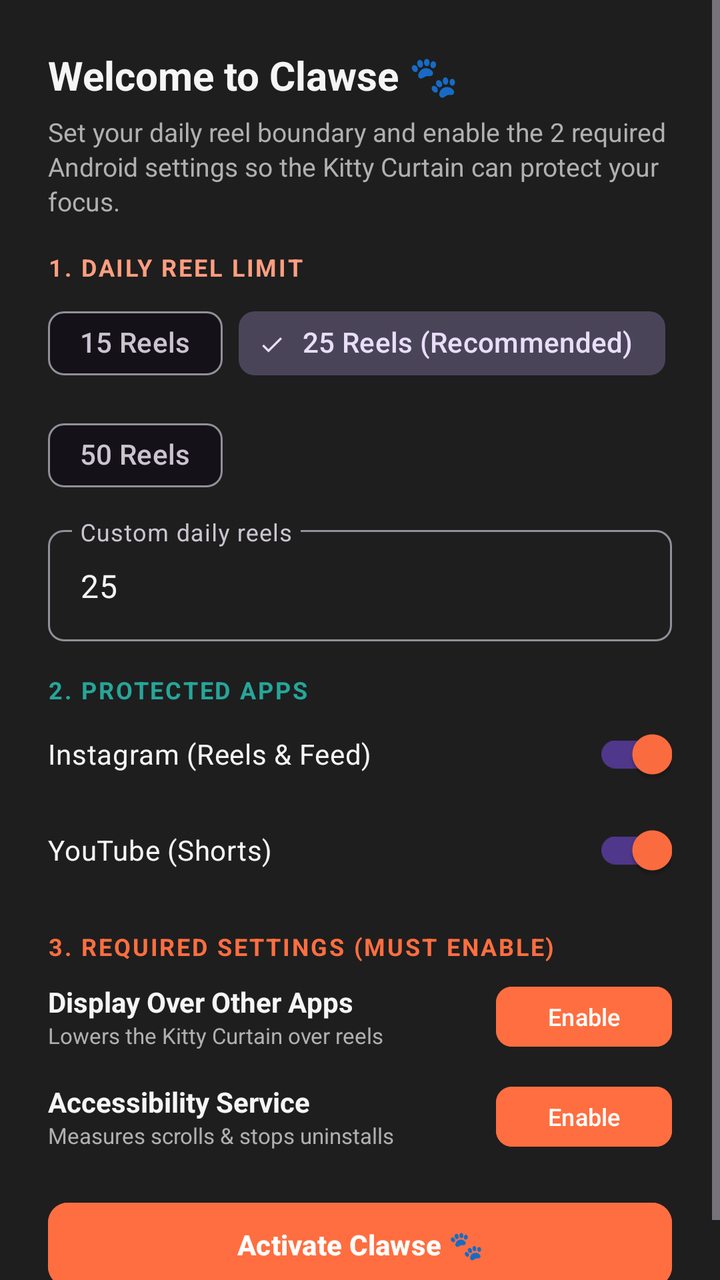
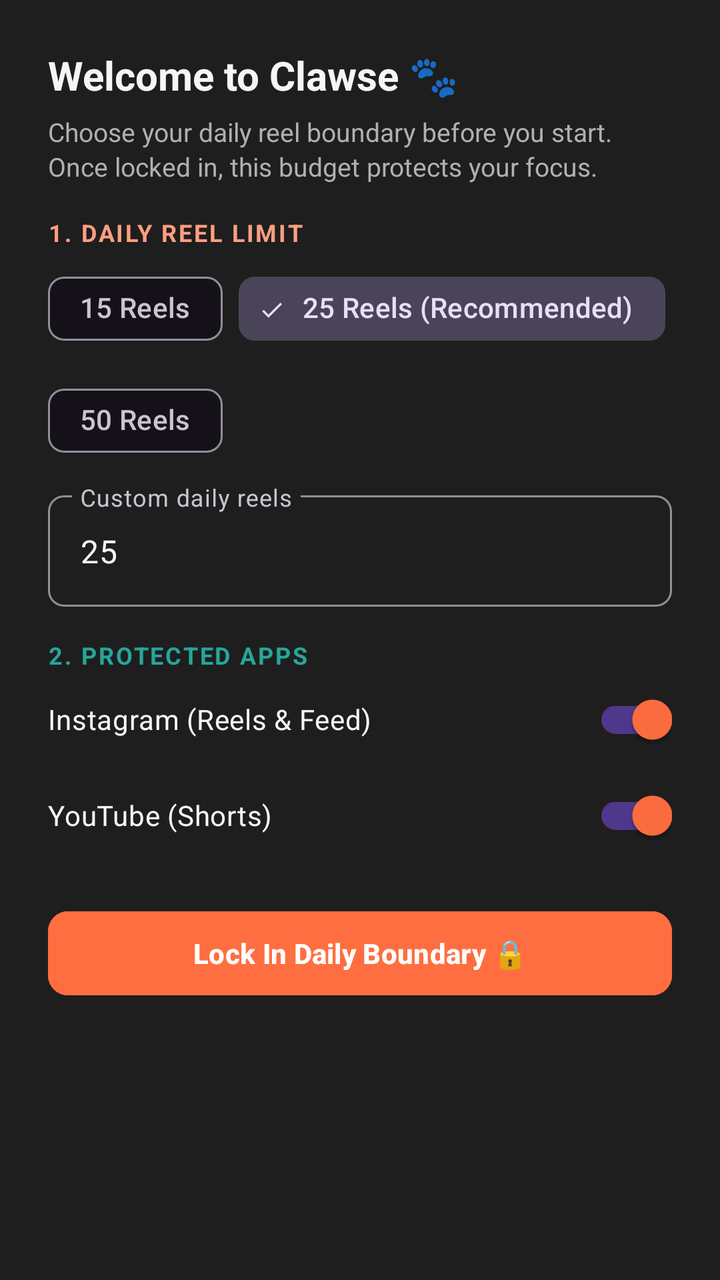

The first picture is an Android layout as it rendered before a commit; the second is the same layout after the commit. The layout source and the unified diff follow.
<!-- AndroidManifest.xml: application theme Theme.AntiScrollerKitty -->
<!-- res/layout/dialog_initial_setup.xml -->
<?xml version="1.0" encoding="utf-8"?>
<ScrollView xmlns:android="http://schemas.android.com/apk/res/android"
    xmlns:app="http://schemas.android.com/apk/res-auto"
    android:layout_width="match_parent"
    android:layout_height="wrap_content"
    android:fillViewport="true">

    <LinearLayout
        android:layout_width="match_parent"
        android:layout_height="wrap_content"
        android:orientation="vertical"
        android:padding="24dp"
        android:background="@color/surface">

        <TextView
            android:layout_width="wrap_content"
            android:layout_height="wrap_content"
            android:text="Welcome to Clawse 🐾"
            android:textColor="@color/text_primary"
            android:textSize="20sp"
            android:textStyle="bold" />

        <TextView
            android:layout_width="wrap_content"
            android:layout_height="wrap_content"
            android:layout_marginTop="6dp"
            android:text="Set your daily reel boundary and enable the 2 required Android settings so the Kitty Curtain can protect your focus."
            android:textColor="@color/text_secondary"
            android:textSize="13sp"
            android:lineSpacingExtra="2dp" />

        
        <TextView
            android:layout_width="wrap_content"
            android:layout_height="wrap_content"
            android:layout_marginTop="16dp"
            android:text="1. DAILY REEL LIMIT"
            android:textColor="@color/kitty_peach"
            android:textSize="12sp"
            android:letterSpacing="0.08"
            android:textStyle="bold" />

        <com.google.android.material.chip.ChipGroup
            android:id="@+id/chipGroupSetupLimit"
            android:layout_width="match_parent"
            android:layout_height="wrap_content"
            android:layout_marginTop="6dp"
            app:singleSelection="true">

            <com.google.android.material.chip.Chip
                android:id="@+id/chipLimit15"
                android:layout_width="wrap_content"
                android:layout_height="wrap_content"
                android:text="15 Reels"
                style="@style/Widget.Material3.Chip.Filter" />

            <com.google.android.material.chip.Chip
                android:id="@+id/chipLimit25"
                android:layout_width="wrap_content"
                android:layout_height="wrap_content"
                android:text="25 Reels (Recommended)"
                android:checked="true"
                style="@style/Widget.Material3.Chip.Filter" />

            <com.google.android.material.chip.Chip
                android:id="@+id/chipLimit50"
                android:layout_width="wrap_content"
                android:layout_height="wrap_content"
                android:text="50 Reels"
                style="@style/Widget.Material3.Chip.Filter" />
        </com.google.android.material.chip.ChipGroup>

        <com.google.android.material.textfield.TextInputLayout
            android:id="@+id/tilSetupLimit"
            android:layout_width="match_parent"
            android:layout_height="wrap_content"
            android:layout_marginTop="8dp"
            android:hint="Custom daily reels"
            app:boxCornerRadiusBottomEnd="8dp"
            app:boxCornerRadiusBottomStart="8dp"
            app:boxCornerRadiusTopEnd="8dp"
            app:boxCornerRadiusTopStart="8dp"
            style="@style/Widget.Material3.TextInputLayout.OutlinedBox">

            <com.google.android.material.textfield.TextInputEditText
                android:id="@+id/etSetupLimit"
                android:layout_width="match_parent"
                android:layout_height="wrap_content"
                android:inputType="number"
                android:maxLength="4"
                android:text="25"
                android:textColor="@color/text_primary" />
        </com.google.android.material.textfield.TextInputLayout>

        
        <TextView
            android:layout_width="wrap_content"
            android:layout_height="wrap_content"
            android:layout_marginTop="16dp"
            android:text="2. PROTECTED APPS"
            android:textColor="@color/secondary"
            android:textSize="12sp"
            android:letterSpacing="0.08"
            android:textStyle="bold" />

        <com.google.android.material.switchmaterial.SwitchMaterial
            android:id="@+id/switchSetupInstagram"
            android:layout_width="match_parent"
            android:layout_height="wrap_content"
            android:checked="true"
            android:text="Instagram (Reels &amp; Feed)"
            android:textColor="@color/text_primary" />

        <com.google.android.material.switchmaterial.SwitchMaterial
            android:id="@+id/switchSetupYouTube"
            android:layout_width="match_parent"
            android:layout_height="wrap_content"
            android:checked="true"
            android:text="YouTube (Shorts)"
            android:textColor="@color/text_primary" />

        
        <TextView
            android:layout_width="wrap_content"
            android:layout_height="wrap_content"
            android:layout_marginTop="16dp"
            android:text="3. REQUIRED SETTINGS (MUST ENABLE)"
            android:textColor="@color/kitty_orange"
            android:textSize="12sp"
            android:letterSpacing="0.08"
            android:textStyle="bold" />

        
        <LinearLayout
            android:layout_width="match_parent"
            android:layout_height="wrap_content"
            android:layout_marginTop="8dp"
            android:gravity="center_vertical"
            android:orientation="horizontal">

            <LinearLayout
                android:layout_width="0dp"
                android:layout_height="wrap_content"
                android:layout_weight="1"
                android:orientation="vertical">

                <TextView
                    android:layout_width="wrap_content"
                    android:layout_height="wrap_content"
                    android:text="Display Over Other Apps"
                    android:textColor="@color/text_primary"
                    android:textSize="14sp"
                    android:textStyle="bold" />

                <TextView
                    android:layout_width="wrap_content"
                    android:layout_height="wrap_content"
                    android:text="Lowers the Kitty Curtain over reels"
                    android:textColor="@color/text_secondary"
                    android:textSize="11sp" />
            </LinearLayout>

            <com.google.android.material.button.MaterialButton
                android:id="@+id/btnSetupOverlay"
                android:layout_width="wrap_content"
                android:layout_height="38dp"
                android:text="Enable"
                android:textSize="12sp"
                android:backgroundTint="@color/primary"
                android:textColor="@color/on_primary"
                app:cornerRadius="8dp" />
        </LinearLayout>

        
        <LinearLayout
            android:layout_width="match_parent"
            android:layout_height="wrap_content"
            android:layout_marginTop="12dp"
            android:gravity="center_vertical"
            android:orientation="horizontal">

            <LinearLayout
                android:layout_width="0dp"
                android:layout_height="wrap_content"
                android:layout_weight="1"
                android:orientation="vertical">

                <TextView
                    android:layout_width="wrap_content"
                    android:layout_height="wrap_content"
                    android:text="Accessibility Service"
                    android:textColor="@color/text_primary"
                    android:textSize="14sp"
                    android:textStyle="bold" />

                <TextView
                    android:layout_width="wrap_content"
                    android:layout_height="wrap_content"
                    android:text="Measures scrolls &amp; stops uninstalls"
                    android:textColor="@color/text_secondary"
                    android:textSize="11sp" />
            </LinearLayout>

            <com.google.android.material.button.MaterialButton
                android:id="@+id/btnSetupAccessibility"
                android:layout_width="wrap_content"
                android:layout_height="38dp"
                android:text="Enable"
                android:textSize="12sp"
                android:backgroundTint="@color/primary"
                android:textColor="@color/on_primary"
                app:cornerRadius="8dp" />
        </LinearLayout>

        <com.google.android.material.button.MaterialButton
            android:id="@+id/btnLockInSetup"
            android:layout_width="match_parent"
            android:layout_height="50dp"
            android:layout_marginTop="20dp"
            android:text="Activate Clawse 🐾"
            android:backgroundTint="@color/primary"
            android:textColor="@color/on_primary"
            android:textSize="14sp"
            android:textStyle="bold"
            app:cornerRadius="10dp" />

    </LinearLayout>
</ScrollView>
<!-- resources referenced by this layout -->
<resources>
  <color name="kitty_orange">#FF6E40</color>
  <color name="kitty_peach">#FF9E80</color>
  <color name="on_primary">#FFFFFF</color>
  <color name="primary">#FF6E40</color>
  <color name="secondary">#26A69A</color>
  <color name="surface">#1E1E1E</color>
  <color name="text_primary">#F5F5F5</color>
  <color name="text_secondary">#B0B0B0</color>
  <style name="Theme.AntiScrollerKitty" parent="Theme.Material3.Dark.NoActionBar">
          <item name="colorPrimary">@color/primary</item>
          <item name="colorOnPrimary">@color/on_primary</item>
          <item name="colorSecondary">@color/secondary</item>
          <item name="colorOnSecondary">@color/on_secondary</item>
          <item name="android:statusBarColor">@color/background</item>
          <item name="android:navigationBarColor">@color/background</item>
          <item name="android:windowBackground">@color/background</item>
      </style>
  <color name="on_secondary">#FFFFFF</color>
  <color name="background">#121212</color>
</resources>

<!-- the commit's change to res/layout/dialog_initial_setup.xml (unified diff, before → after) -->
@@ -24,7 +24,7 @@
             android:layout_width="wrap_content"
             android:layout_height="wrap_content"
             android:layout_marginTop="6dp"
-            android:text="Set your daily reel boundary and enable the 2 required Android settings so the Kitty Curtain can protect your focus."
+            android:text="Choose your daily reel boundary before you start. Once locked in, this budget protects your focus."
             android:textColor="@color/text_secondary"
             android:textSize="13sp"
             android:lineSpacingExtra="2dp" />
@@ -119,105 +119,12 @@
             android:text="YouTube (Shorts)"
             android:textColor="@color/text_primary" />
 
-        
-        <TextView
-            android:layout_width="wrap_content"
-            android:layout_height="wrap_content"
-            android:layout_marginTop="16dp"
-            android:text="3. REQUIRED SETTINGS (MUST ENABLE)"
-            android:textColor="@color/kitty_orange"
-            android:textSize="12sp"
-            android:letterSpacing="0.08"
-            android:textStyle="bold" />
-
-        
-        <LinearLayout
-            android:layout_width="match_parent"
-            android:layout_height="wrap_content"
-            android:layout_marginTop="8dp"
-            android:gravity="center_vertical"
-            android:orientation="horizontal">
-
-            <LinearLayout
-                android:layout_width="0dp"
-                android:layout_height="wrap_content"
-                android:layout_weight="1"
-                android:orientation="vertical">
-
-                <TextView
-                    android:layout_width="wrap_content"
-                    android:layout_height="wrap_content"
-                    android:text="Display Over Other Apps"
-                    android:textColor="@color/text_primary"
-                    android:textSize="14sp"
-                    android:textStyle="bold" />
-
-                <TextView
-                    android:layout_width="wrap_content"
-                    android:layout_height="wrap_content"
-                    android:text="Lowers the Kitty Curtain over reels"
-                    android:textColor="@color/text_secondary"
-                    android:textSize="11sp" />
-            </LinearLayout>
-
-            <com.google.android.material.button.MaterialButton
-                android:id="@+id/btnSetupOverlay"
-                android:layout_width="wrap_content"
-                android:layout_height="38dp"
-                android:text="Enable"
-                android:textSize="12sp"
-                android:backgroundTint="@color/primary"
-                android:textColor="@color/on_primary"
-                app:cornerRadius="8dp" />
-        </LinearLayout>
-
-        
-        <LinearLayout
-            android:layout_width="match_parent"
-            android:layout_height="wrap_content"
-            android:layout_marginTop="12dp"
-            android:gravity="center_vertical"
-            android:orientation="horizontal">
-
-            <LinearLayout
-                android:layout_width="0dp"
-                android:layout_height="wrap_content"
-                android:layout_weight="1"
-                android:orientation="vertical">
-
-                <TextView
-                    android:layout_width="wrap_content"
-                    android:layout_height="wrap_content"
-                    android:text="Accessibility Service"
-                    android:textColor="@color/text_primary"
-                    android:textSize="14sp"
-                    android:textStyle="bold" />
-
-                <TextView
-                    android:layout_width="wrap_content"
-                    android:layout_height="wrap_content"
-                    android:text="Measures scrolls &amp; stops uninstalls"
-                    android:textColor="@color/text_secondary"
-                    android:textSize="11sp" />
-            </LinearLayout>
-
-            <com.google.android.material.button.MaterialButton
-                android:id="@+id/btnSetupAccessibility"
-                android:layout_width="wrap_content"
-                android:layout_height="38dp"
-                android:text="Enable"
-                android:textSize="12sp"
-                android:backgroundTint="@color/primary"
-                android:textColor="@color/on_primary"
-                app:cornerRadius="8dp" />
-        </LinearLayout>
-
         <com.google.android.material.button.MaterialButton
             android:id="@+id/btnLockInSetup"
             android:layout_width="match_parent"
             android:layout_height="50dp"
             android:layout_marginTop="20dp"
-            android:text="Activate Clawse 🐾"
+            android:text="Lock In Daily Boundary 🔒"
             android:backgroundTint="@color/primary"
             android:textColor="@color/on_primary"
             android:textSize="14sp"
<!-- resource entries referenced after the edit -->
@@ -1,6 +1,5 @@
 <!-- resources referenced by this layout -->
 <resources>
-  <color name="kitty_orange">#FF6E40</color>
   <color name="kitty_peach">#FF9E80</color>
   <color name="on_primary">#FFFFFF</color>
   <color name="primary">#FF6E40</color>
